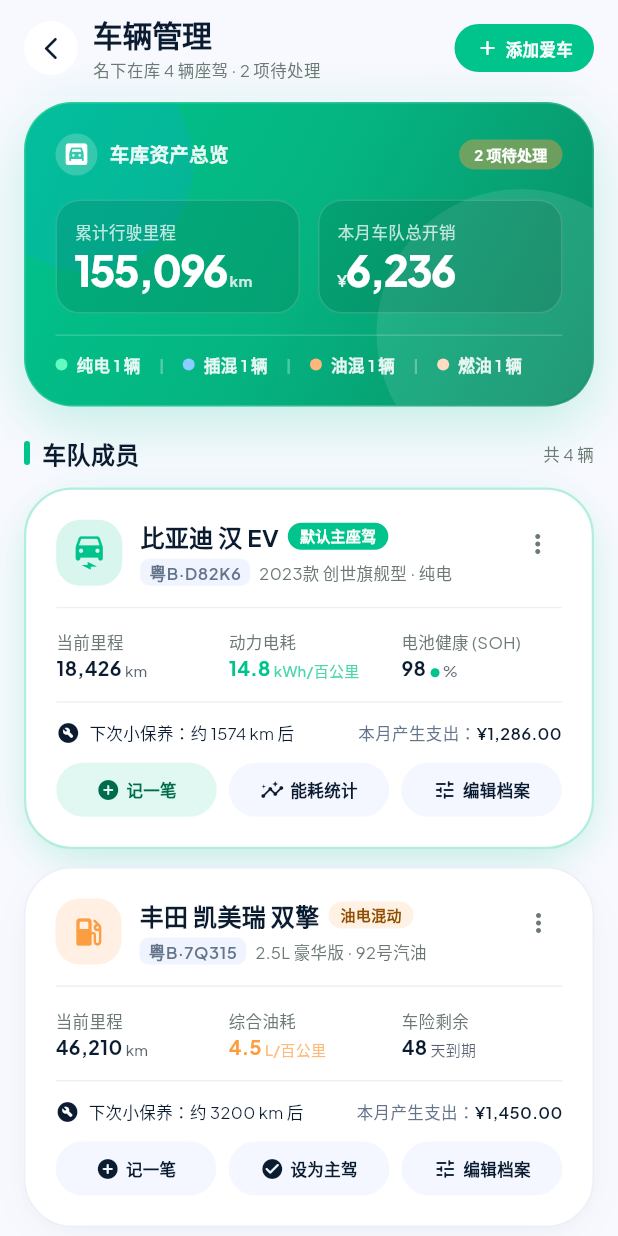
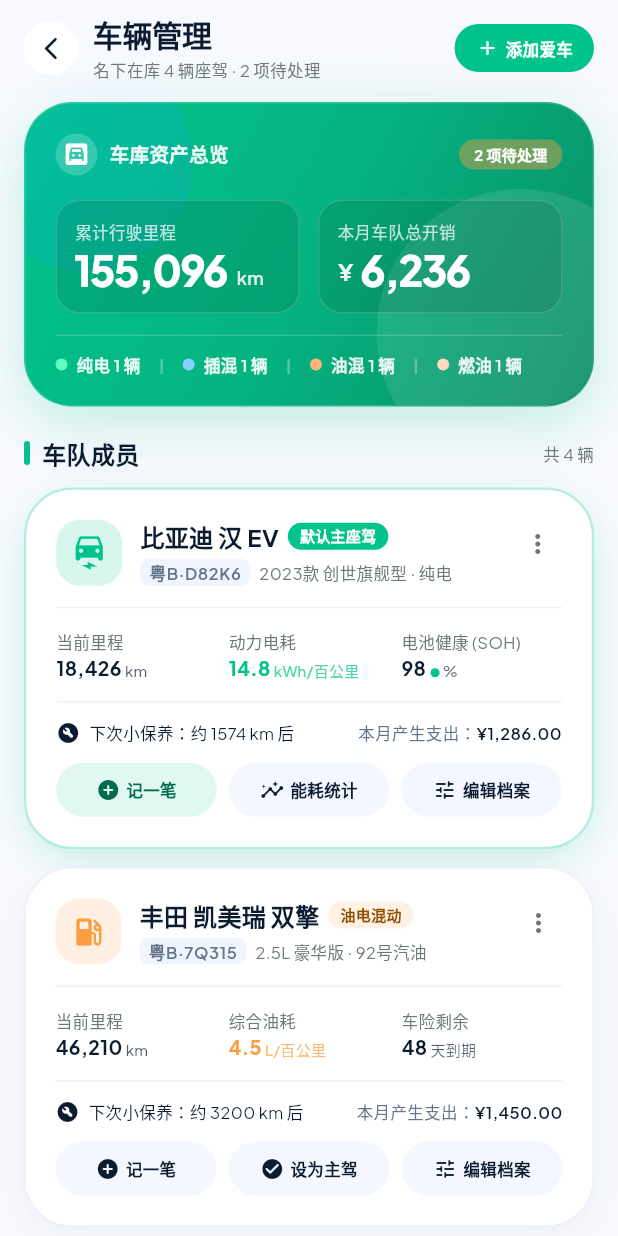
Before and after one commit to huangbh1024/chexiaoji-app, a Flutter app: the VehicleManagementPage screen opened directly, on a phone screen of 412 x 824 dp. Run offline on Flutter 3.47's test engine with Material 3 defaults, Android fonts, the phone set to English and light mode, and no system bars; our stand-ins replace fl_chart, flutter_riverpod, image_picker, material_ui, pdf, printing and 1 more.

Commit message:
fix: 调整车库总览数值与单位间距和字号
- 累计行驶里程的 km 单位从 10 号/贴着数字改为 12 号、6px 间距
- 本月车队总开销的 ¥ 符号提升到 16 号并与数值拉开 5px
- 数值与单位改为基线对齐的 Row，避免 FittedBox 缩放后挤在一起

Co-Authored-By: Claude Opus 5 <noreply@anthropic.com>

```diff
--- a/lib/features/vehicles/presentation/widgets/fleet_summary_card.dart
+++ b/lib/features/vehicles/presentation/widgets/fleet_summary_card.dart
@@ -198,23 +198,30 @@ class _MileageValue extends StatelessWidget {
     return FittedBox(
       fit: BoxFit.scaleDown,
       alignment: Alignment.centerLeft,
-      child: Text.rich(
-        TextSpan(
+      child: Row(
+        mainAxisSize: MainAxisSize.min,
+        crossAxisAlignment: CrossAxisAlignment.end,
         children: [
-            TextSpan(text: formatCount(km)),
-            TextSpan(
-              text: ' km',
-              style: AppTypography.labelSm.copyWith(
-                color: Colors.white.withValues(alpha: 0.80),
-              ),
-            ),
-          ],
-        ),
+          Text(
+            formatCount(km),
             style: AppTypography.displayHero.copyWith(
               fontSize: 28,
               height: 32 / 28,
               color: Colors.white,
             ),
+          ),
+          Padding(
+            padding: const EdgeInsets.only(left: 6, bottom: 3),
+            child: Text(
+              'km',
+              style: AppTypography.labelMd.copyWith(
+                fontSize: 12,
+                height: 16 / 12,
+                color: Colors.white.withValues(alpha: 0.85),
+              ),
+            ),
+          ),
+        ],
       ),
     );
   }
@@ -232,23 +239,30 @@ class _MoneyValue extends StatelessWidget {
     return FittedBox(
       fit: BoxFit.scaleDown,
       alignment: Alignment.centerLeft,
-      child: Text.rich(
-        TextSpan(
+      child: Row(
+        mainAxisSize: MainAxisSize.min,
+        crossAxisAlignment: CrossAxisAlignment.end,
         children: [
-            TextSpan(
-              text: '¥',
-              style: AppTypography.labelMd.copyWith(
+          Padding(
+            padding: const EdgeInsets.only(bottom: 5),
+            child: Text(
+              '¥',
+              style: AppTypography.headlineSm.copyWith(
+                height: 22 / 16,
                 color: Colors.white.withValues(alpha: 0.90),
               ),
             ),
-            TextSpan(text: number),
-          ],
           ),
+          const SizedBox(width: 5),
+          Text(
+            number,
             style: AppTypography.displayHero.copyWith(
               fontSize: 28,
               height: 32 / 28,
               color: Colors.white,
             ),
+          ),
+        ],
       ),
     );
   }
```
Lines whose indentation alone changed are shown as unchanged.
